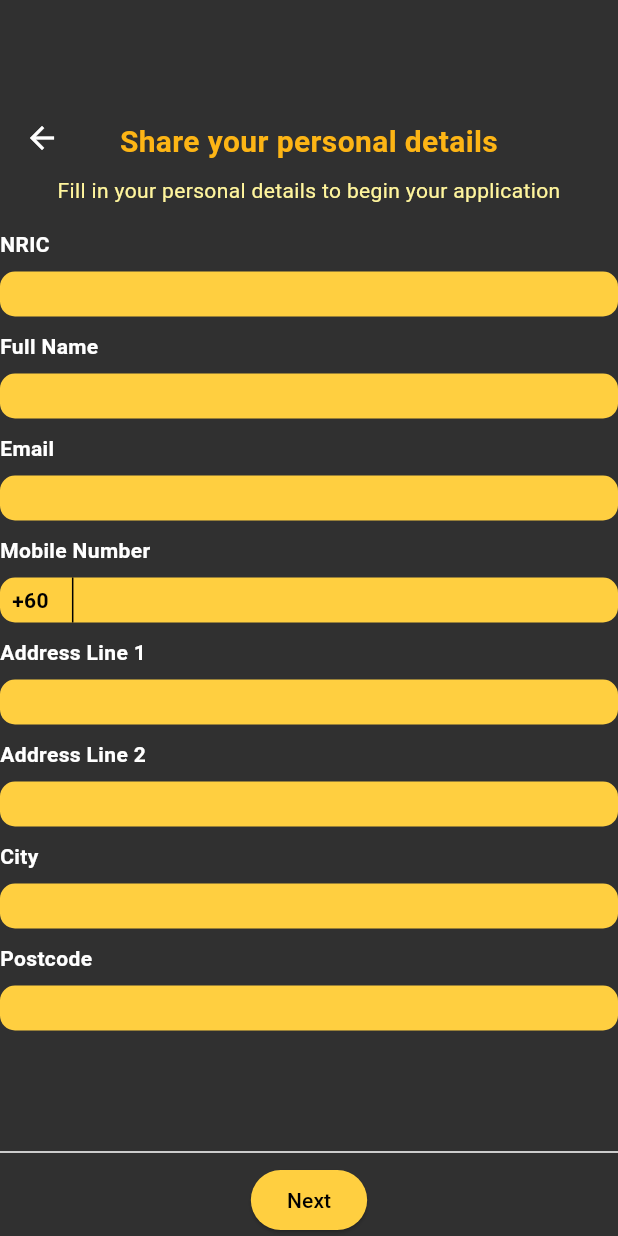
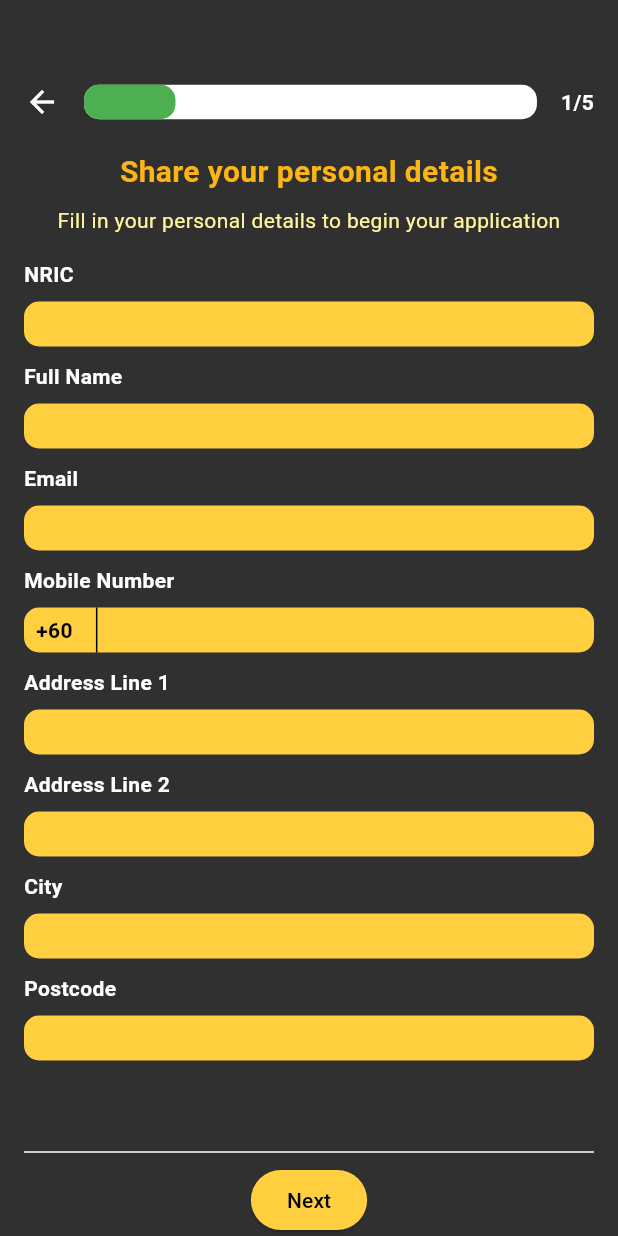
Before and after one commit to intanaqilah-mf/kitatongtong, a Flutter app: the ApplyAid screen opened directly, on a phone screen of 412 x 824 dp. Run offline on Flutter 3.47's test engine with Material 3 defaults, Android fonts, the phone set to English and light mode, and no system bars.

Commit message:
Correcting the adjustment for Asnaf form page 1

```diff
--- a/lib/pages/applyAid.dart
+++ b/lib/pages/applyAid.dart
@@ -20,12 +20,14 @@ class _ApplyAidState extends State<ApplyAid> {
           automaticallyImplyLeading: false,
           backgroundColor: Color(0xFF303030), // Dark background for app bar
           flexibleSpace: Padding(
-            padding: const EdgeInsets.only(top: 80.0, left: 16.0, right: 16.0),
-            child: Row(
+            padding: const EdgeInsets.only(top: 20.0, left: 16.0, right: 16.0),
+            child: Column(
+              mainAxisAlignment: MainAxisAlignment.end,
+              children: [
+                Row(
                   mainAxisAlignment: MainAxisAlignment.spaceBetween,
                   crossAxisAlignment: CrossAxisAlignment.center,
                   children: [
-                // Back Arrow
                     GestureDetector(
                       onTap: () {
                         Navigator.pop(context);
@@ -35,7 +37,6 @@ class _ApplyAidState extends State<ApplyAid> {
                         color: Colors.white,
                       ),
                     ),
-                // Progress Bar
                     Expanded(
                       child: Padding(
                         padding: const EdgeInsets.symmetric(horizontal: 16.0),
@@ -48,7 +49,6 @@ class _ApplyAidState extends State<ApplyAid> {
                                 borderRadius: BorderRadius.circular(10),
                               ),
                             ),
-                        // Progress Bar (Animated)
                             AnimatedContainer(
                               duration: Duration(milliseconds: 300),
                               curve: Curves.easeInOut,
@@ -63,7 +63,6 @@ class _ApplyAidState extends State<ApplyAid> {
                         ),
                       ),
                     ),
-                // Progress Text
                     Text(
                       "$currentStep/$totalSteps",
                       style: TextStyle(
@@ -73,13 +72,18 @@ class _ApplyAidState extends State<ApplyAid> {
                     ),
                   ],
                 ),
+              ],
             ),
           ),
         ),
-      body: Column(
+      ),
+      body: Padding(
+        padding: const EdgeInsets.symmetric(horizontal: 16.0), // Add horizontal padding to the entire form
+        child: Column(
           crossAxisAlignment: CrossAxisAlignment.start,
           children: [
             // Centered Title and Subtitle
+            SizedBox(height: 20), // Padding between progress tracker and title
             Center(
               child: Column(
                 children: [
@@ -124,7 +128,6 @@ class _ApplyAidState extends State<ApplyAid> {
             buildTextField("City"),
             SizedBox(height: 10),
             buildTextField("Postcode"),
-          SizedBox(height: 10),
             Spacer(), // Push the button to the bottom
             Divider(color: Colors.white, thickness: 1), // White horizontal line
             Center(
@@ -144,6 +147,7 @@ class _ApplyAidState extends State<ApplyAid> {
               ),
             ),
           ],
+        ),
       ),
     );
   }
```
Lines whose indentation alone changed are shown as unchanged.
